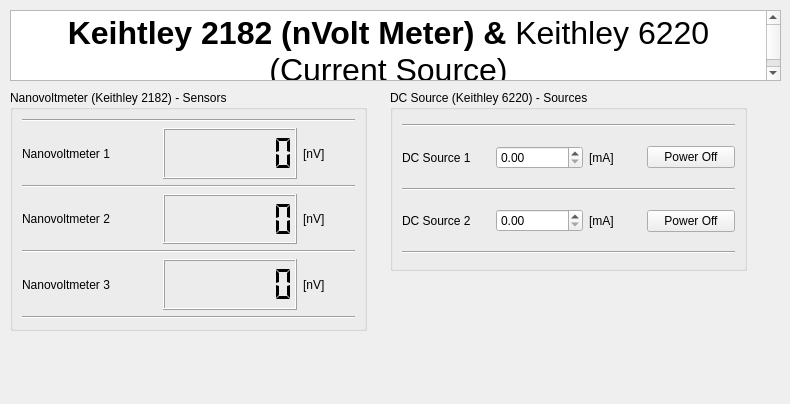
First picture: the form in Keithley/Keithley_Control.ui, repository Cryostat-GUI/Cryostat-GUI, before the edit.
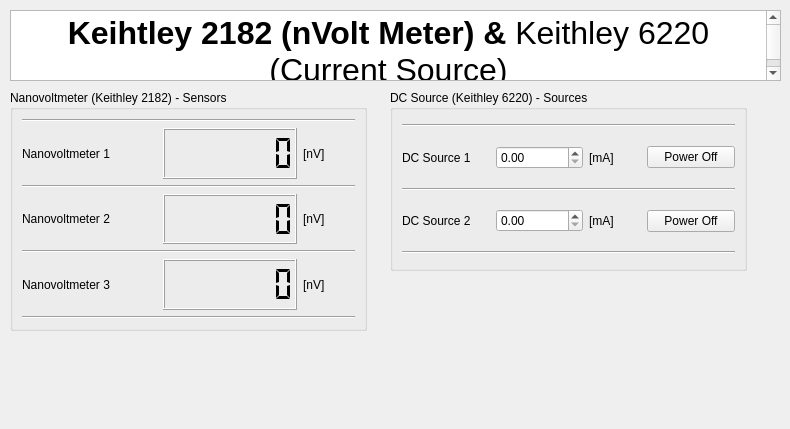
Second picture: the form after the edit.

```diff
--- a/Keithley/Keithley_Control.ui
+++ b/Keithley/Keithley_Control.ui
@@ -7,7 +7,7 @@
     <x>0</x>
     <y>0</y>
     <width>790</width>
-    <height>404</height>
+    <height>429</height>
    </rect>
   </property>
   <property name="windowTitle">
```
